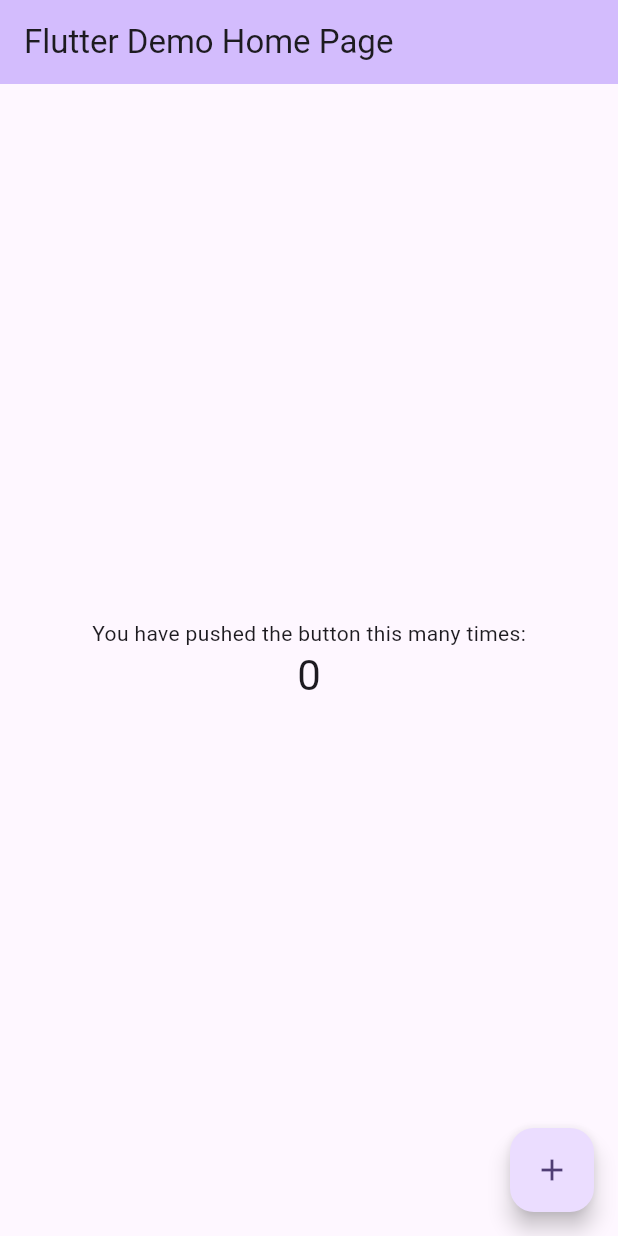
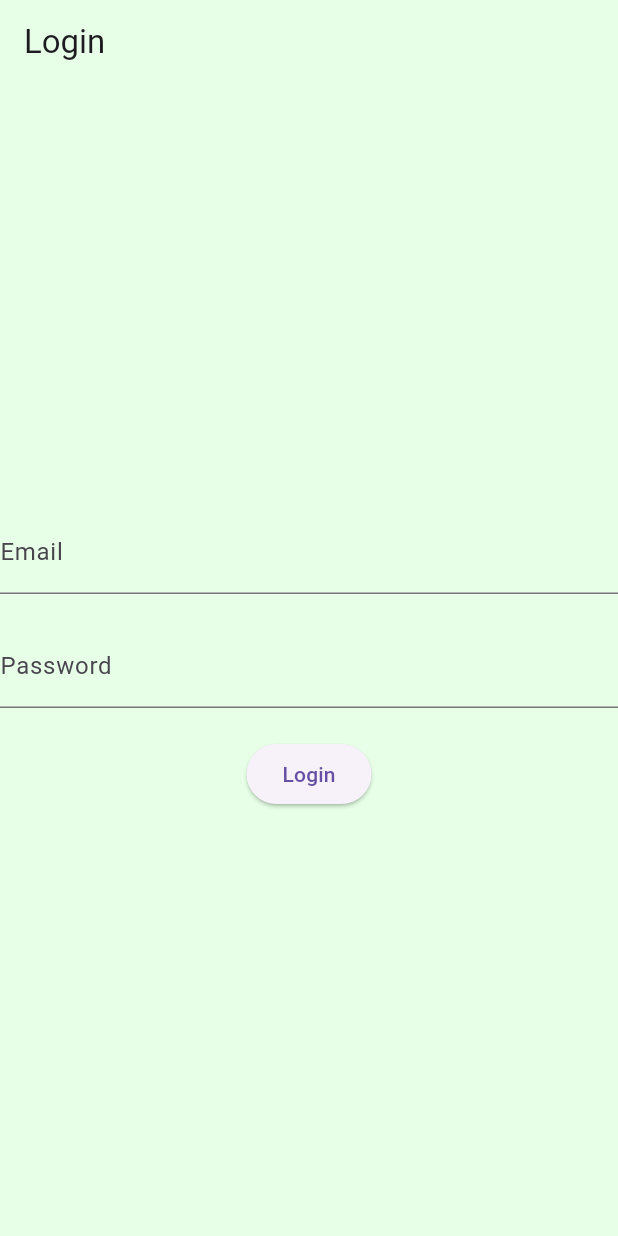
Before and after one commit to Ash-Greninja-Coder/TurfPro, a Flutter app: the screen it shows after launch, on a phone screen of 412 x 824 dp. Run offline on Flutter 3.47's test engine with Material 3 defaults, Android fonts, the phone set to English and light mode, and no system bars.

Commit message:
Loading Screen done

```diff
--- a/lib/main.dart
+++ b/lib/main.dart
@@ -1,125 +1,35 @@
 import 'package:flutter/material.dart';
+import 'package:sportsconnect/screen/login.dart';
+import 'package:sportsconnect/screen/signup.dart';
+import 'package:sportsconnect/screen/pageload.dart';
 
 void main() {
-  runApp(const MyApp());
+  runApp(MyApp());
 }
 
 class MyApp extends StatelessWidget {
-  const MyApp({super.key});
+  MyApp({super.key});
 
-  // This widget is the root of your application.
+  final ThemeData lightTheme = ThemeData.light();
+
   @override
   Widget build(BuildContext context) {
     return MaterialApp(
-      title: 'Flutter Demo',
-      theme: ThemeData(
-        // This is the theme of your application.
-        //
-        // TRY THIS: Try running your application with "flutter run". You'll see
-        // the application has a purple toolbar. Then, without quitting the app,
-        // try changing the seedColor in the colorScheme below to Colors.green
-        // and then invoke "hot reload" (save your changes or press the "hot
-        // reload" button in a Flutter-supported IDE, or press "r" if you used
-        // the command line to start the app).
-        //
-        // Notice that the counter didn't reset back to zero; the application
-        // state is not lost during the reload. To reset the state, use hot
-        // restart instead.
-        //
-        // This works for code too, not just values: Most code changes can be
-        // tested with just a hot reload.
-        colorScheme: ColorScheme.fromSeed(seedColor: Colors.deepPurple),
-        useMaterial3: true,
+      title: 'TurfPro',
+      debugShowCheckedModeBanner: false,
+      theme: lightTheme,
+      home: LoadingWidget(
+        backgroundTask: _loadData,
+        myPage: const LoginScreen(),
       ),
-      home: const MyHomePage(title: 'Flutter Demo Home Page'),
+      routes: {
+        '/login': (context) => const LoginScreen(),
+        '/signup': (context) => const SignupScreen(),
+      },
     );
   }
-}
 
-class MyHomePage extends StatefulWidget {
-  const MyHomePage({super.key, required this.title});
-
-  // This widget is the home page of your application. It is stateful, meaning
-  // that it has a State object (defined below) that contains fields that affect
-  // how it looks.
-
-  // This class is the configuration for the state. It holds the values (in this
-  // case the title) provided by the parent (in this case the App widget) and
-  // used by the build method of the State. Fields in a Widget subclass are
-  // always marked "final".
-
-  final String title;
-
-  @override
-  State<MyHomePage> createState() => _MyHomePageState();
-}
-
-class _MyHomePageState extends State<MyHomePage> {
-  int _counter = 0;
-
-  void _incrementCounter() {
-    setState(() {
-      // This call to setState tells the Flutter framework that something has
-      // changed in this State, which causes it to rerun the build method below
-      // so that the display can reflect the updated values. If we changed
-      // _counter without calling setState(), then the build method would not be
-      // called again, and so nothing would appear to happen.
-      _counter++;
-    });
-  }
-
-  @override
-  Widget build(BuildContext context) {
-    // This method is rerun every time setState is called, for instance as done
-    // by the _incrementCounter method above.
-    //
-    // The Flutter framework has been optimized to make rerunning build methods
-    // fast, so that you can just rebuild anything that needs updating rather
-    // than having to individually change instances of widgets.
-    return Scaffold(
-      appBar: AppBar(
-        // TRY THIS: Try changing the color here to a specific color (to
-        // Colors.amber, perhaps?) and trigger a hot reload to see the AppBar
-        // change color while the other colors stay the same.
-        backgroundColor: Theme.of(context).colorScheme.inversePrimary,
-        // Here we take the value from the MyHomePage object that was created by
-        // the App.build method, and use it to set our appbar title.
-        title: Text(widget.title),
-      ),
-      body: Center(
-        // Center is a layout widget. It takes a single child and positions it
-        // in the middle of the parent.
-        child: Column(
-          // Column is also a layout widget. It takes a list of children and
-          // arranges them vertically. By default, it sizes itself to fit its
-          // children horizontally, and tries to be as tall as its parent.
-          //
-          // Column has various properties to control how it sizes itself and
-          // how it positions its children. Here we use mainAxisAlignment to
-          // center the children vertically; the main axis here is the vertical
-          // axis because Columns are vertical (the cross axis would be
-          // horizontal).
-          //
-          // TRY THIS: Invoke "debug painting" (choose the "Toggle Debug Paint"
-          // action in the IDE, or press "p" in the console), to see the
-          // wireframe for each widget.
-          mainAxisAlignment: MainAxisAlignment.center,
-          children: <Widget>[
-            const Text(
-              'You have pushed the button this many times:',
-            ),
-            Text(
-              '$_counter',
-              style: Theme.of(context).textTheme.headlineMedium,
-            ),
-          ],
-        ),
-      ),
-      floatingActionButton: FloatingActionButton(
-        onPressed: _incrementCounter,
-        tooltip: 'Increment',
-        child: const Icon(Icons.add),
-      ), // This trailing comma makes auto-formatting nicer for build methods.
-    );
+  Future<void> _loadData() async {
+    await Future.delayed(const Duration(seconds: 2));
   }
 }
--- a/lib/screen/login.dart
+++ b/lib/screen/login.dart
@@ -0,0 +1,80 @@
+import 'package:flutter/material.dart';
+
+class LoginScreen extends StatefulWidget {
+  const LoginScreen({super.key});
+
+  @override
+  LoginScreenState createState() => LoginScreenState();
+}
+
+class LoginScreenState extends State<LoginScreen> {
+  final _formKey = GlobalKey<FormState>();
+  final emailController = TextEditingController();
+  final passwordController = TextEditingController();
+
+  @override
+  void dispose() {
+    emailController.dispose();
+    passwordController.dispose();
+    super.dispose();
+  }
+
+  @override
+  Widget build(BuildContext context) {
+    return Scaffold(
+      appBar: AppBar(
+        title: const Text('Login'),
+        backgroundColor:const Color(0xFFE6FFE6),
+      ),
+      body: Container(
+        color: const Color(0xFFE6FFE6), // Set the background color to #e6ffe6
+        child: Center(
+          child: Form(
+            key: _formKey,
+            child: Column(
+              mainAxisAlignment: MainAxisAlignment.center,
+              children: [
+                TextFormField(
+                  controller: emailController,
+                  decoration: const InputDecoration(labelText: 'Email'),
+                  keyboardType: TextInputType.emailAddress,
+                  validator: (value) {
+                    if (value!.isEmpty) {
+                      return 'Please enter an email';
+                    }
+                    return null;
+                  },
+                ),
+                const SizedBox(height: 20),
+                TextFormField(
+                  controller: passwordController,
+                  decoration: const InputDecoration(labelText: 'Password'),
+                  obscureText: true,
+                  validator: (value) {
+                    if (value!.isEmpty) {
+                      return 'Please enter a password';
+                    }
+                    return null;
+                  },
+                ),
+                const SizedBox(height: 20),
+                ElevatedButton(
+                  onPressed: () {
+                    if (_formKey.currentState!.validate()) {
+                      // Perform login logic with email and password
+                      // ...
+                      Navigator.pop(context);
+                      Navigator.pop(context);
+                      Navigator.pushNamed(context, '/homepage');
+                    }
+                  },
+                  child: const Text('Login'),
+                ),
+              ],
+            ),
+          ),
+        ),
+      ),
+    );
+  }
+}
--- /dev/null
+++ b/lib/screen/pageload.dart
@@ -0,0 +1,53 @@
+import 'package:flutter/material.dart';
+
+class LoadingWidget extends StatelessWidget {
+  final Future<void> Function() backgroundTask;
+  final Widget myPage;
+
+  const LoadingWidget({
+    super.key,
+    required this.backgroundTask,
+    required this.myPage,
+  });
+
+  @override
+  Widget build(BuildContext context) {
+    return FutureBuilder(
+      future: backgroundTask(),
+      builder: (context, snapshot) {
+        if (snapshot.connectionState == ConnectionState.waiting) {
+          return Container(
+            color: const Color(0xFFE6FFE6),
+            child: Center(
+              child: Column(
+                mainAxisAlignment: MainAxisAlignment.center,
+                children: [
+                  Icon(
+                    Icons.sports_soccer,
+                    size: 80,
+                    color: Colors.green.shade900,
+                  ),
+                  const SizedBox(height: 20),
+                  Text(
+                    'TurfPro',
+                    style: TextStyle(
+                      fontSize: 30,
+                      fontWeight: FontWeight.bold,
+                      color: Colors.green.shade900,
+                    ),
+                  ),
+                ],
+              ),
+            ),
+          );
+        } else {
+          if (snapshot.hasError) {
+            return Center(child: Text('Error: ${snapshot.error}'));
+          } else {
+            return myPage;
+          }
+        }
+      },
+    );
+  }
+}
```
Also changed, not shown: lib/screen/signup.dart (+70 -0 lines), lib/screen/wlc.dart (+53 -0 lines), 1 other file.
